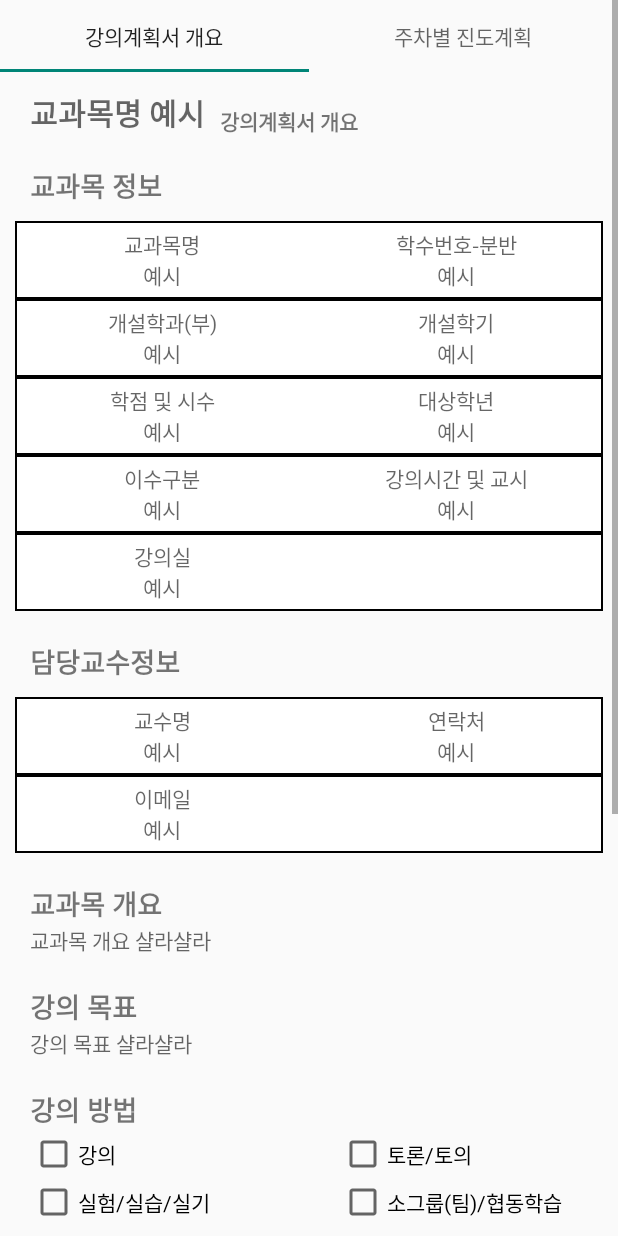
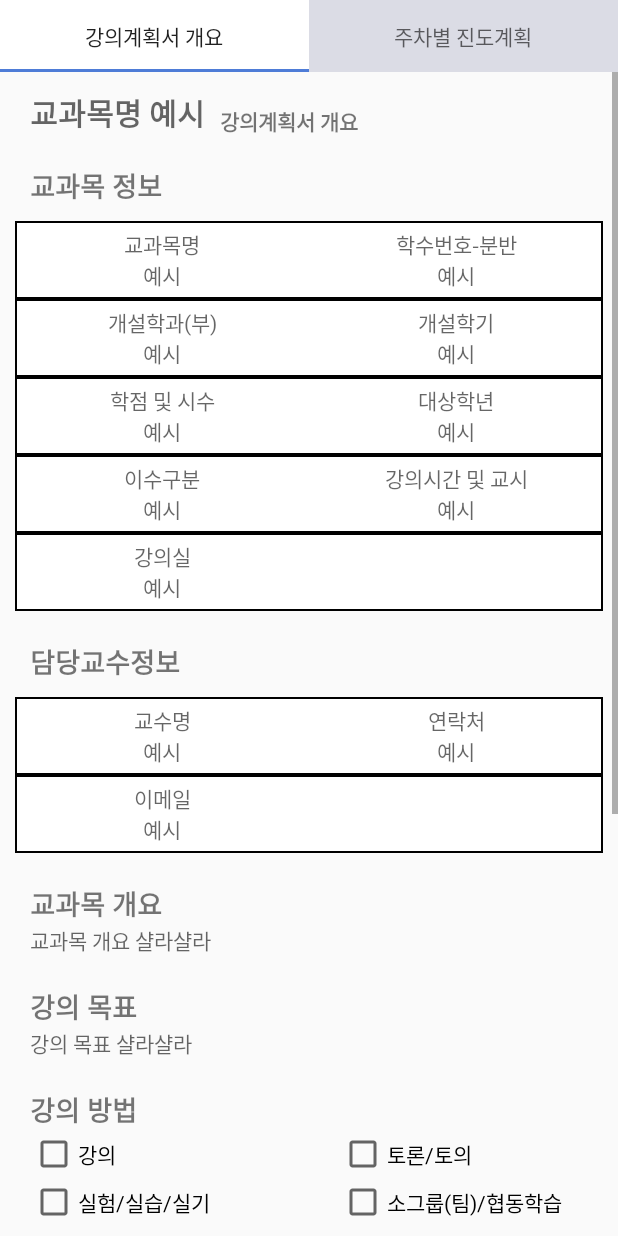
Before and after one commit to dongbin98/SKUP_Project, an Android app: the LecturePlanDetailActivity screen opened directly, with no data from a screen before it, on a phone screen of 412 x 824 dp. Run offline under Robolectric (Android 15) with nearby library versions, the phone set to English and light mode, and no system bars; 12 statements that could not run were skipped.

```diff
--- a/app/src/main/java/com/dbsh/practiceproject/AttendanceAdapter.java
+++ b/app/src/main/java/com/dbsh/practiceproject/AttendanceAdapter.java
@@ -56,7 +56,7 @@ public class AttendanceAdapter extends RecyclerView.Adapter<RecyclerView.ViewHol
                 textView.setLayoutParams(new TableRow.LayoutParams(0, ViewGroup.LayoutParams.WRAP_CONTENT, 1.0f));
                 textView.setGravity(Gravity.CENTER);
                 textView.setBackground(((AttendanceParentHolder) holder).attendance_table.getContext().getDrawable(R.drawable.tableframe));
-                textView.setTextColor(Color.BLACK);
+                textView.setTextColor(((AttendanceParentHolder) holder).attendance_table.getContext().getColor(R.color.black));
                 tableRow.addView(textView);
             }
             itemController.attendance_table.addView(tableRow);
--- /dev/null
+++ b/app/src/main/res/drawable/lectureplan_tab_background.xml
@@ -0,0 +1,5 @@
+<?xml version="1.0" encoding="utf-8"?>
+<selector xmlns:android="http://schemas.android.com/apk/res/android">
+    <item android:drawable="@drawable/lectureplan_tab_selected" android:state_selected="true"/>
+    <item android:drawable="@drawable/lectureplan_tab_unselected" android:state_selected="false"/>
+</selector>
--- /dev/null
+++ b/app/src/main/res/drawable/lectureplan_tab_selected.xml
@@ -0,0 +1,4 @@
+<?xml version="1.0" encoding="utf-8"?>
+<shape xmlns:android="http://schemas.android.com/apk/res/android">
+    <solid android:color="@color/white"/>
+</shape>
--- /dev/null
+++ b/app/src/main/res/drawable/lectureplan_tab_unselected.xml
@@ -0,0 +1,4 @@
+<?xml version="1.0" encoding="utf-8"?>
+<shape xmlns:android="http://schemas.android.com/apk/res/android">
+    <solid android:color="@color/tabColor"/>
+</shape>
--- a/app/src/main/res/layout/lectureplan_detail_form.xml
+++ b/app/src/main/res/layout/lectureplan_detail_form.xml
@@ -9,6 +9,8 @@
         android:layout_width="match_parent"
         android:layout_height="wrap_content"
         android:elevation="1dp"
+        app:tabBackground="@drawable/lectureplan_tab_background"
+        app:tabIndicatorColor="@color/MainColor"
         app:layout_constraintLeft_toLeftOf="parent"
         app:layout_constraintTop_toTopOf="parent"
         app:tabMode="fixed"
--- a/app/src/main/res/layout/lectureplan_detail_info_form.xml
+++ b/app/src/main/res/layout/lectureplan_detail_info_form.xml
@@ -219,10 +219,11 @@
 
         <TextView
             android:id="@+id/lectureplan_detail_info_explain"
-            android:layout_width="wrap_content"
-            android:layout_height="match_parent"
+            android:layout_width="match_parent"
+            android:layout_height="wrap_content"
             android:hint="교과목 개요 샬라샬라"
-            android:layout_marginEnd="20dp"
+            android:layout_marginLeft="20dp"
+            android:layout_marginRight="20dp"
             app:layout_constraintTop_toBottomOf="@id/lectureplan_detail_info_text4"
             app:layout_constraintLeft_toLeftOf="@id/lectureplan_detail_info_text4"/>
 
@@ -239,10 +240,11 @@
 
         <TextView
             android:id="@+id/lectureplan_detail_info_goal"
-            android:layout_width="wrap_content"
-            android:layout_height="match_parent"
+            android:layout_width="match_parent"
+            android:layout_height="wrap_content"
             android:hint="강의 목표 샬라샬라"
-            android:layout_marginEnd="20dp"
+            android:layout_marginLeft="20dp"
+            android:layout_marginRight="20dp"
             app:layout_constraintTop_toBottomOf="@id/lectureplan_detail_info_text5"
             app:layout_constraintLeft_toLeftOf="@id/lectureplan_detail_info_text5"/>
 
@@ -408,10 +410,11 @@
 
         <TextView
             android:id="@+id/lectureplan_detail_info_how_evaluate"
-            android:layout_width="wrap_content"
-            android:layout_height="match_parent"
+            android:layout_width="match_parent"
+            android:layout_height="wrap_content"
             android:hint="평가 방법 샬라샬라"
-            android:layout_marginEnd="20dp"
+            android:layout_marginLeft="20dp"
+            android:layout_marginRight="20dp"
             app:layout_constraintTop_toBottomOf="@id/lectureplan_detail_info_text7"
             app:layout_constraintLeft_toLeftOf="@id/lectureplan_detail_info_text7"/>
 
@@ -431,7 +434,8 @@
             android:layout_width="match_parent"
             android:layout_height="wrap_content"
             android:hint="전공 능력 샬라샬라"
-            android:layout_marginEnd="20dp"
+            android:layout_marginLeft="20dp"
+            android:layout_marginRight="20dp"
             app:layout_constraintTop_toBottomOf="@id/lectureplan_detail_info_text8"
             app:layout_constraintLeft_toLeftOf="@id/lectureplan_detail_info_text8"/>
 
@@ -448,10 +452,11 @@
 
         <TextView
             android:id="@+id/lectureplan_detail_info_notice"
-            android:layout_width="wrap_content"
-            android:layout_height="match_parent"
+            android:layout_width="match_parent"
+            android:layout_height="wrap_content"
             android:hint="안내사항 샬라샬라"
-            android:layout_marginEnd="20dp"
+            android:layout_marginLeft="20dp"
+            android:layout_marginRight="20dp"
             app:layout_constraintTop_toBottomOf="@id/lectureplan_detail_info_text9"
             app:layout_constraintLeft_toLeftOf="@id/lectureplan_detail_info_text9"/>
 
--- a/app/src/main/res/values-night/colors.xml
+++ b/app/src/main/res/values-night/colors.xml
@@ -5,8 +5,9 @@
     <color name="purple_700">#FF3700B3</color>
     <color name="teal_200">#FF03DAC5</color>
     <color name="teal_700">#FF018786</color>
-    <color name="black">#FFC5C5C5</color>
-    <color name="white">#FF212124</color>
+    <color name="white">#FF000000</color>
+    <color name="black">#FFFFFFFF</color>
     <color name="MainColor">#FF4E7CD7</color>
+    <color name="tabColor">#FFDBDCE5</color>
     <color name="loginBtnColor">#FFFFFFFF</color>
 </resources>
--- a/app/src/main/res/values/colors.xml
+++ b/app/src/main/res/values/colors.xml
@@ -5,8 +5,9 @@
     <color name="purple_700">#FF3700B3</color>
     <color name="teal_200">#FF03DAC5</color>
     <color name="teal_700">#FF018786</color>
+    <color name="black">#FF000000</color>
     <color name="white">#FFFFFFFF</color>
-    <color name="black">#FF000000</color>
     <color name="MainColor">#FF4E7CD7</color>
+    <color name="tabColor">#FFDBDCE5</color>
     <color name="loginBtnColor">#FFFFFFFF</color>
 </resources>
```
Also changed, not shown: app/src/main/res/layout/attendance_child_list.xml (deleted, +0 -43 lines).
